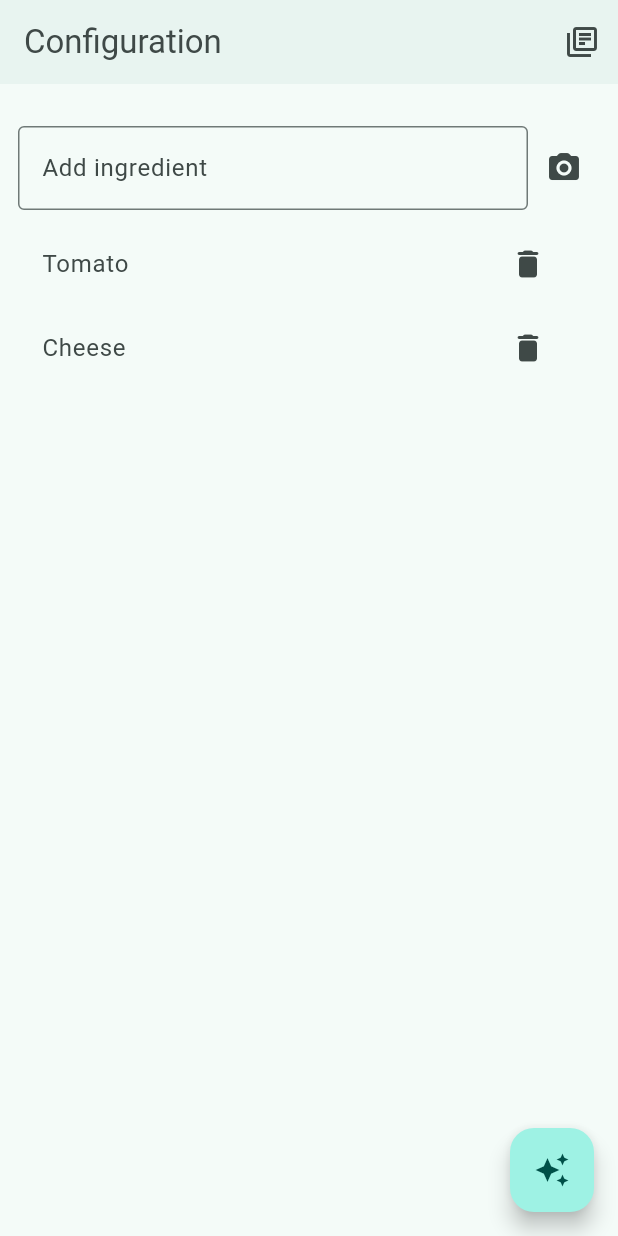
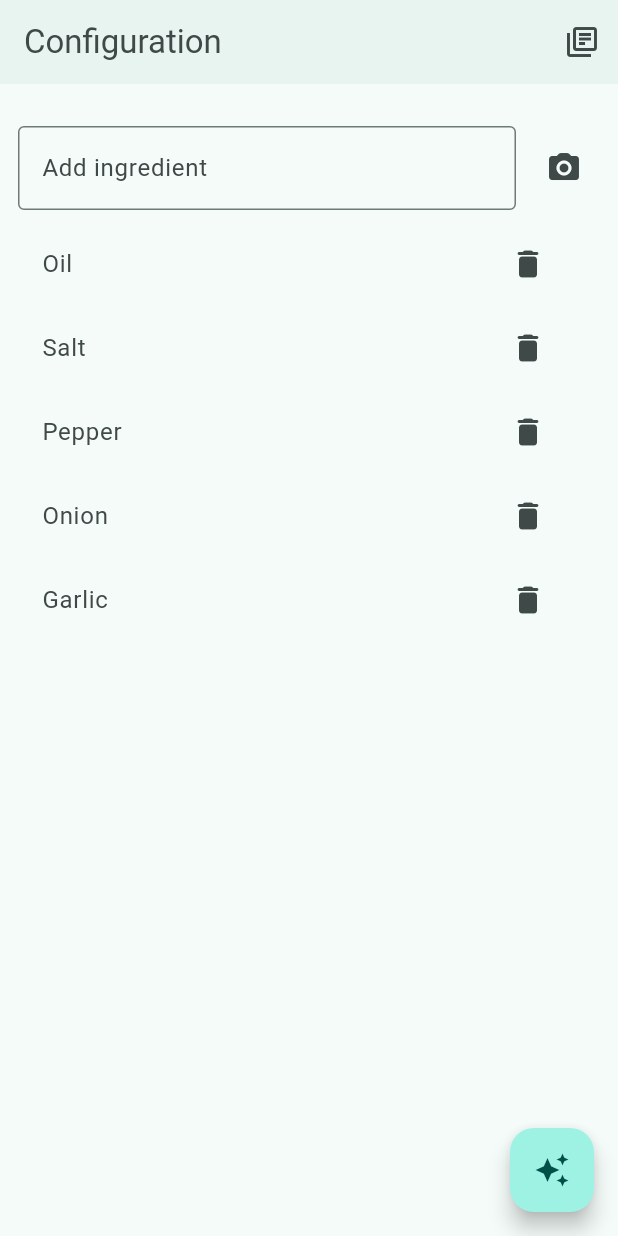
Before and after one commit to guplem/llama-2-hackathon-frontend, a Flutter app: the screen it shows after launch, on a phone screen of 412 x 824 dp. Run offline on Flutter 3.47's test engine with Material 2 defaults, Android fonts, the phone set to English and light mode, and no system bars; our stand-ins replace animate_do, dio, image_picker, internet_connection_checker_plus, scroll_snap_list, shimmer and 1 more; missing offline and left inert: image_picker_android, image_picker_platform_interface.

```diff
--- a/lib/feature/configurator/configurator_screen.dart
+++ b/lib/feature/configurator/configurator_screen.dart
@@ -51,6 +51,7 @@ class _ConfiguratorScreenState extends State<ConfiguratorScreen> {
           crossAxisAlignment: CrossAxisAlignment.start,
           mainAxisSize: MainAxisSize.min,
           children: [
+            if (getProvider<ConfigurationProvider>(context, listen: true).loadingIngredients) const LinearProgressIndicator(),
             const Gap.verticalNewSection(),
             Row(
               children: [
@@ -68,10 +69,11 @@ class _ConfiguratorScreenState extends State<ConfiguratorScreen> {
                     },
                   ),
                 ),
-                getProvider<ConfigurationProvider>(context, listen: true).loadingIngredients
-                    ? const LoadingSpinnerIndicator(small: true)
-                    : IconButton(
-                        onPressed: () async {
+                const Gap.horizontal(),
+                IconButton(
+                    onPressed: getProvider<ConfigurationProvider>(context, listen: true).loadingIngredients
+                        ? null
+                        : () async {
                             final ImagePickerPlatform imagePickerImplementation = ImagePickerPlatform.instance;
                             if (imagePickerImplementation is ImagePickerAndroid) {
                               imagePickerImplementation.useAndroidPhotoPicker = true;
--- a/lib/feature/recipe/recipes_screen.dart
+++ b/lib/feature/recipe/recipes_screen.dart
@@ -67,9 +67,9 @@ class _RecipesScreenState extends State<RecipesScreen> {
                     const Gap.vertical(),
                     ...recipe.steps.map((step) => Text(step)),
                     const Gap.vertical(),
-                    const Placeholder(
-                      fallbackHeight: 1000,
-                    )
+                    // const Placeholder(
+                    //   fallbackHeight: 1000,
+                    // )
                   ],
                 ),
               );
--- a/lib/main.dart
+++ b/lib/main.dart
@@ -34,13 +34,13 @@ class _MyAppState extends State<MyApp> {
       providers: [
         // Provider(create: (context) => SomeOtherClass()),
         ChangeNotifierProvider(create: (context) => InternetConnectivityProvider()),
-        ChangeNotifierProvider(create: (context) => ConfigurationProvider(ingredients: ["Tomato", "Cheese"])),
+        ChangeNotifierProvider(create: (context) => ConfigurationProvider(ingredients: ["Oil", "Salt", "Pepper", "Onion", "Garlic"])),
         ChangeNotifierProvider(
           create: (context) => RecipesProvider(
             recipes: [
-              Recipe(id: "1", name: "Recipe A", ingredients: ["Ing 1", "Ing 2", "Ing 3"], steps: ["Step 1", "Step 2", "Step 3"]),
-              Recipe(id: "2", name: "Recipe B", ingredients: ["Ing 1", "Ing 2", "Ing 3"], steps: ["Step 1", "Step 2", "Step 3"]),
-              Recipe(id: "3", name: "Recipe C", ingredients: ["Ing 1", "Ing 2", "Ing 3"], steps: ["Step 1", "Step 2", "Step 3"]),
+              // Recipe(id: "1", name: "Recipe A", ingredients: ["Ing 1", "Ing 2", "Ing 3"], steps: ["Step 1", "Step 2", "Step 3"]),
+              // Recipe(id: "2", name: "Recipe B", ingredients: ["Ing 1", "Ing 2", "Ing 3"], steps: ["Step 1", "Step 2", "Step 3"]),
+              // Recipe(id: "3", name: "Recipe C", ingredients: ["Ing 1", "Ing 2", "Ing 3"], steps: ["Step 1", "Step 2", "Step 3"]),
             ],
           ),
         ),
```
Lines whose indentation alone changed are shown as unchanged.
